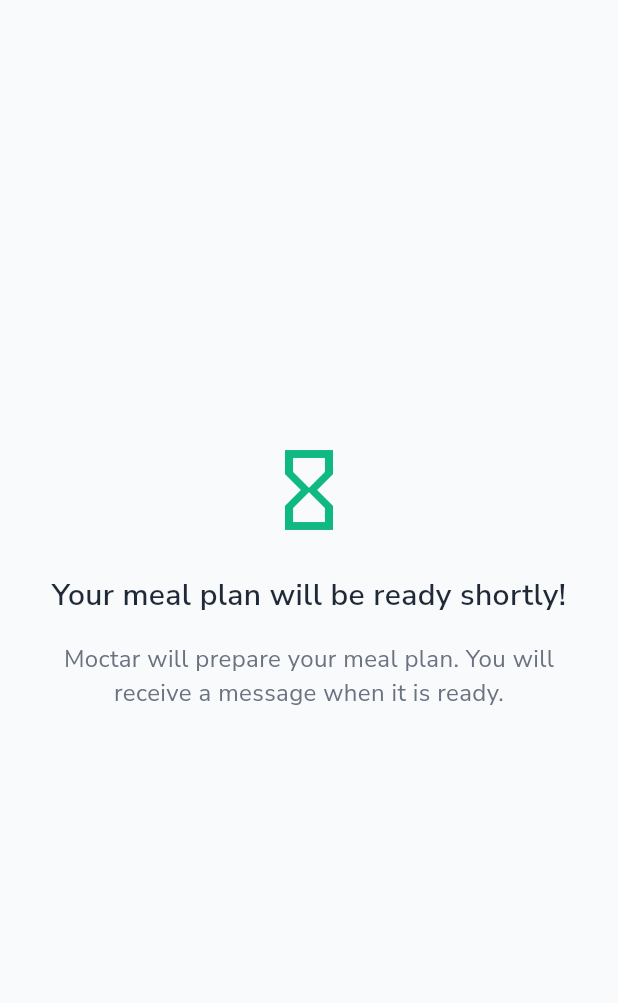
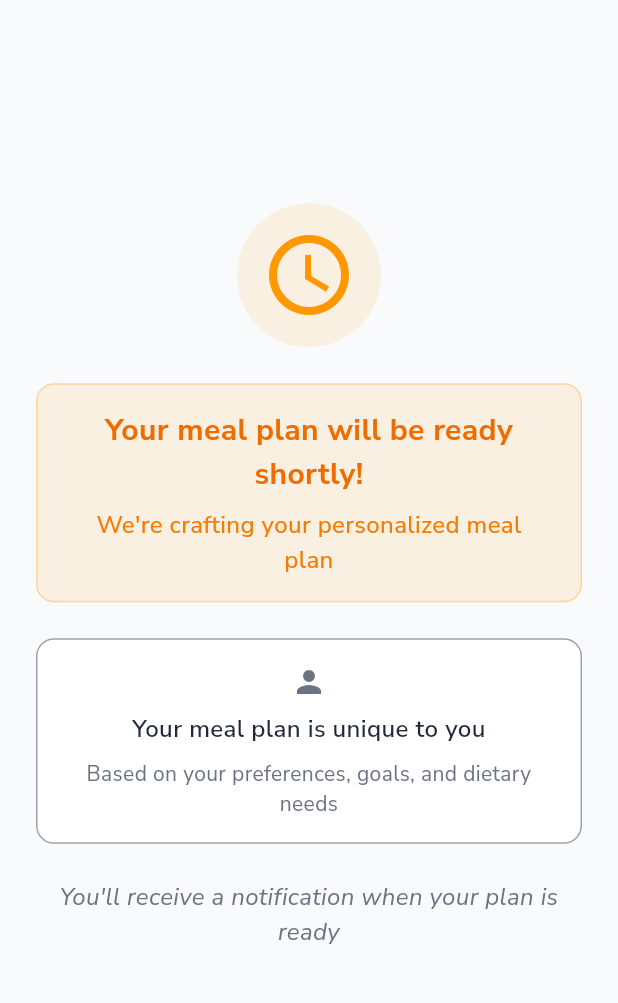
Before and after one commit to mahmoudal99/moctarnutrition, a Flutter app: the WaitingForMealPlan screen opened directly, on a phone screen of 412 x 824 dp, the part 84-1087 px from its top. Run offline on Flutter 3.47's test engine with Material 3 defaults, Android fonts, the phone set to English and light mode, and no system bars; our stand-ins replace cached_network_image, cloud_firestore, firebase_auth, firebase_core, firebase_storage, fl_chart and 10 more; accounts and stored records are empty; network calls fail; project files that could hold a hidden picture were left out.

Commit message:
Fix meal plan logic

```diff
--- a/lib/features/meal_prep/presentation/widgets/waiting_for_meal_plan.dart
+++ b/lib/features/meal_prep/presentation/widgets/waiting_for_meal_plan.dart
@@ -17,22 +17,106 @@ class WaitingForMealPlan extends StatelessWidget {
             mainAxisAlignment: MainAxisAlignment.center,
             crossAxisAlignment: CrossAxisAlignment.center,
             children: [
-              const Icon(
-                Icons.hourglass_empty,
-                size: 64,
-                color: AppConstants.primaryColor,
+              // Warning icon with orange color
+              Container(
+                padding: const EdgeInsets.all(AppConstants.spacingM),
+                decoration: BoxDecoration(
+                  color: Colors.orange.withOpacity(0.1),
+                  shape: BoxShape.circle,
+                ),
+                child: const Icon(
+                  Icons.schedule,
+                  size: 64,
+                  color: Colors.orange,
+                ),
               ),
               const SizedBox(height: AppConstants.spacingL),
+
+              // Main warning message
+              Container(
+                padding: const EdgeInsets.symmetric(
+                  horizontal: AppConstants.spacingL,
+                  vertical: AppConstants.spacingM,
+                ),
+                decoration: BoxDecoration(
+                  color: Colors.orange.withOpacity(0.1),
+                  borderRadius: BorderRadius.circular(AppConstants.radiusM),
+                  border: Border.all(
+                    color: Colors.orange.withOpacity(0.3),
+                    width: 1,
+                  ),
+                ),
+                child: Column(
+                  children: [
+                    Text(
+                      'Your meal plan will be ready shortly!',
+                      style: AppTextStyles.heading4.copyWith(
+                        color: Colors.orange.shade800,
+                        fontWeight: FontWeight.bold,
+                      ),
+                      textAlign: TextAlign.center,
+                    ),
+                    const SizedBox(height: AppConstants.spacingS),
+                    Text(
+                      'We\'re crafting your personalized meal plan',
+                      style: AppTextStyles.bodyMedium.copyWith(
+                        color: Colors.orange.shade700,
+                        fontWeight: FontWeight.w500,
+                      ),
+                      textAlign: TextAlign.center,
+                    ),
+                  ],
+                ),
+              ),
+
+              const SizedBox(height: AppConstants.spacingL),
+
+              // Additional info
+              Container(
+                padding: const EdgeInsets.all(AppConstants.spacingM),
+                decoration: BoxDecoration(
+                  color: AppConstants.surfaceColor,
+                  borderRadius: BorderRadius.circular(AppConstants.radiusM),
+                  border: Border.all(
+                    color: AppConstants.textTertiary,
+                    width: 1,
+                  ),
+                ),
+                child: Column(
+                  children: [
+                    const Icon(
+                      Icons.person,
+                      size: 24,
+                      color: AppConstants.textSecondary,
+                    ),
+                    const SizedBox(height: AppConstants.spacingS),
+                    Text(
+                      'Your meal plan is unique to you',
+                      style: AppTextStyles.bodyMedium.copyWith(
+                        fontWeight: FontWeight.w600,
+                      ),
+                      textAlign: TextAlign.center,
+                    ),
+                    const SizedBox(height: AppConstants.spacingS),
+                    Text(
+                      'Based on your preferences, goals, and dietary needs',
+                      style: AppTextStyles.bodySmall.copyWith(
+                        color: AppConstants.textSecondary,
+                      ),
+                      textAlign: TextAlign.center,
+                    ),
+                  ],
+                ),
+              ),
+
+              const SizedBox(height: AppConstants.spacingL),
+
+              // Status message
               Text(
-                'Your meal plan will be ready shortly!',
-                style: AppTextStyles.heading4,
-                textAlign: TextAlign.center,
-              ),
-              const SizedBox(height: AppConstants.spacingM),
-              Text(
-                'Moctar will prepare your meal plan. You will receive a message when it is ready.',
+                'You\'ll receive a notification when your plan is ready',
                 style: AppTextStyles.bodyMedium.copyWith(
                   color: AppConstants.textSecondary,
+                  fontStyle: FontStyle.italic,
                 ),
                 textAlign: TextAlign.center,
               ),
```
Also changed, not shown: lib/features/meal_prep/presentation/screens/meal_prep_demo.dart (+15 -0 lines), lib/features/meal_prep/presentation/screens/meal_prep_screen.dart (+10 -42 lines), lib/features/meal_prep/presentation/widgets/admin_meal_setup_flow.dart (+18 -44 lines), lib/shared/services/meal_plan_storage_service.dart (+26 -19 lines).
